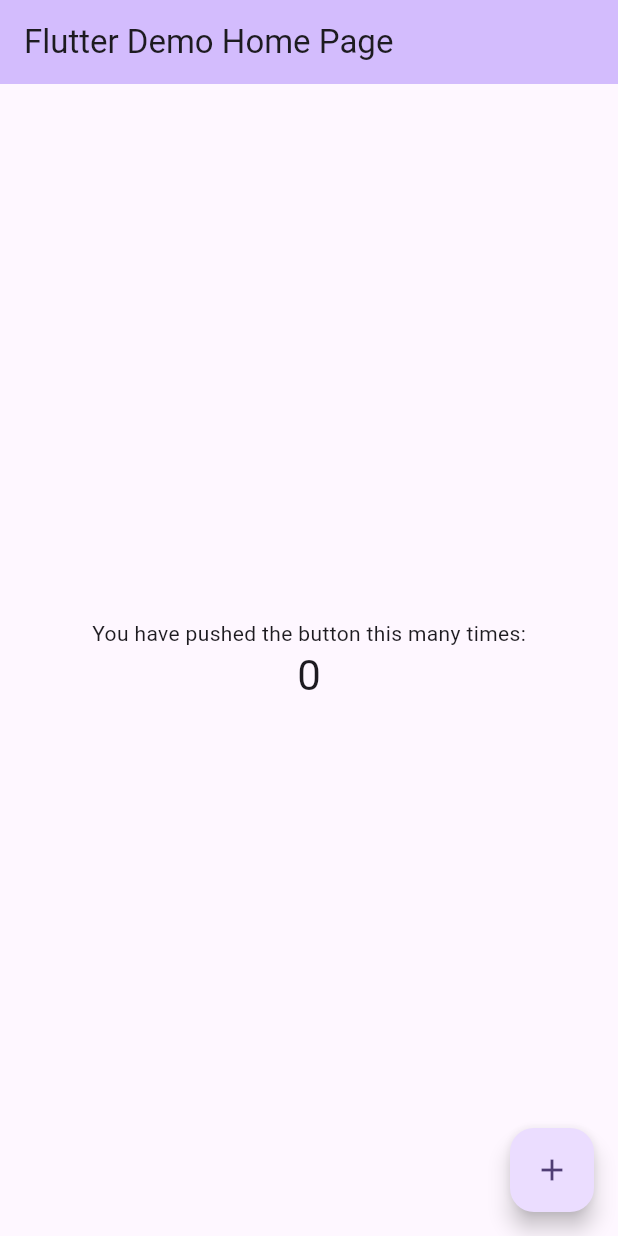
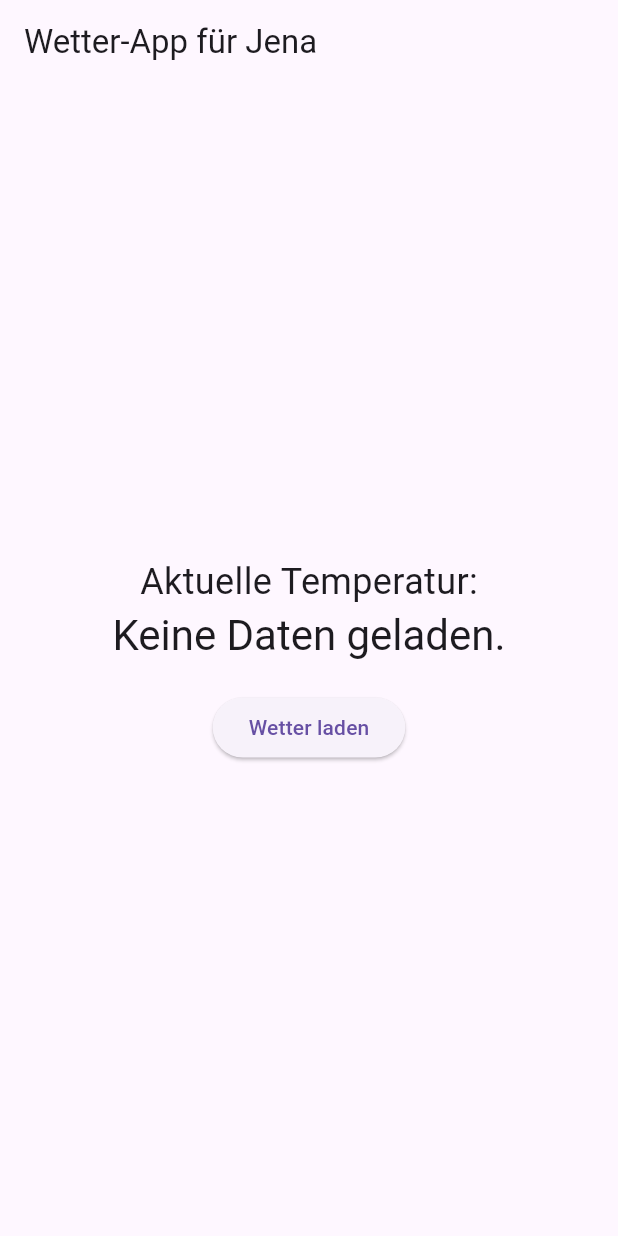
Before and after one commit to ASahinoglu/weather_app, a Flutter app: the screen it shows after launch, on a phone screen of 412 x 824 dp. Run offline on Flutter 3.47's test engine with Material 3 defaults, Android fonts, the phone set to English and light mode, and no system bars.

Commit message:
UI built with placeholder text and button

```diff
--- a/lib/main.dart
+++ b/lib/main.dart
@@ -7,116 +7,51 @@ void main() {
 class MyApp extends StatelessWidget {
   const MyApp({super.key});
 
-  // This widget is the root of your application.
   @override
   Widget build(BuildContext context) {
     return MaterialApp(
-      title: 'Flutter Demo',
-      theme: ThemeData(
-        // This is the theme of your application.
-        //
-        // TRY THIS: Try running your application with "flutter run". You'll see
-        // the application has a purple toolbar. Then, without quitting the app,
-        // try changing the seedColor in the colorScheme below to Colors.green
-        // and then invoke "hot reload" (save your changes or press the "hot
-        // reload" button in a Flutter-supported IDE, or press "r" if you used
-        // the command line to start the app).
-        //
-        // Notice that the counter didn't reset back to zero; the application
-        // state is not lost during the reload. To reset the state, use hot
-        // restart instead.
-        //
-        // This works for code too, not just values: Most code changes can be
-        // tested with just a hot reload.
-        colorScheme: ColorScheme.fromSeed(seedColor: Colors.deepPurple),
-      ),
-      home: const MyHomePage(title: 'Flutter Demo Home Page'),
+      title: 'Wetter-App',
+      theme: ThemeData(primarySwatch: Colors.blue),
+      home: const WeatherHomePage(),
     );
   }
 }
 
-class MyHomePage extends StatefulWidget {
-  const MyHomePage({super.key, required this.title});
-
-  // This widget is the home page of your application. It is stateful, meaning
-  // that it has a State object (defined below) that contains fields that affect
-  // how it looks.
-
-  // This class is the configuration for the state. It holds the values (in this
-  // case the title) provided by the parent (in this case the App widget) and
-  // used by the build method of the State. Fields in a Widget subclass are
-  // always marked "final".
-
-  final String title;
+class WeatherHomePage extends StatefulWidget {
+  const WeatherHomePage({super.key});
 
   @override
-  State<MyHomePage> createState() => _MyHomePageState();
+  State<WeatherHomePage> createState() => _WeatherHomePageState();
 }
 
-class _MyHomePageState extends State<MyHomePage> {
-  int _counter = 0;
-
-  void _incrementCounter() {
-    setState(() {
-      // This call to setState tells the Flutter framework that something has
-      // changed in this State, which causes it to rerun the build method below
-      // so that the display can reflect the updated values. If we changed
-      // _counter without calling setState(), then the build method would not be
-      // called again, and so nothing would appear to happen.
-      _counter++;
-    });
-  }
+class _WeatherHomePageState extends State<WeatherHomePage> {
+  // Platzhalter für die Wetterdaten. Später wird hier der Wert von der API gespeichert.
+  String _weatherData = "Keine Daten geladen.";
 
   @override
   Widget build(BuildContext context) {
-    // This method is rerun every time setState is called, for instance as done
-    // by the _incrementCounter method above.
-    //
-    // The Flutter framework has been optimized to make rerunning build methods
-    // fast, so that you can just rebuild anything that needs updating rather
-    // than having to individually change instances of widgets.
     return Scaffold(
-      appBar: AppBar(
-        // TRY THIS: Try changing the color here to a specific color (to
-        // Colors.amber, perhaps?) and trigger a hot reload to see the AppBar
-        // change color while the other colors stay the same.
-        backgroundColor: Theme.of(context).colorScheme.inversePrimary,
-        // Here we take the value from the MyHomePage object that was created by
-        // the App.build method, and use it to set our appbar title.
-        title: Text(widget.title),
-      ),
+      appBar: AppBar(title: const Text('Wetter-App für Jena')),
       body: Center(
-        // Center is a layout widget. It takes a single child and positions it
-        // in the middle of the parent.
         child: Column(
-          // Column is also a layout widget. It takes a list of children and
-          // arranges them vertically. By default, it sizes itself to fit its
-          // children horizontally, and tries to be as tall as its parent.
-          //
-          // Column has various properties to control how it sizes itself and
-          // how it positions its children. Here we use mainAxisAlignment to
-          // center the children vertically; the main axis here is the vertical
-          // axis because Columns are vertical (the cross axis would be
-          // horizontal).
-          //
-          // TRY THIS: Invoke "debug painting" (choose the "Toggle Debug Paint"
-          // action in the IDE, or press "p" in the console), to see the
-          // wireframe for each widget.
           mainAxisAlignment: MainAxisAlignment.center,
           children: <Widget>[
-            const Text('You have pushed the button this many times:'),
+            const Text('Aktuelle Temperatur:', style: TextStyle(fontSize: 24)),
             Text(
-              '$_counter',
+              _weatherData,
               style: Theme.of(context).textTheme.headlineMedium,
+            ),
+            const SizedBox(height: 20),
+            ElevatedButton(
+              onPressed: () {
+                // TODO: Hier wird später die API-Anfrage eingebaut
+                print("Button wurde gedrückt!");
+              },
+              child: const Text('Wetter laden'),
             ),
           ],
         ),
       ),
-      floatingActionButton: FloatingActionButton(
-        onPressed: _incrementCounter,
-        tooltip: 'Increment',
-        child: const Icon(Icons.add),
-      ), // This trailing comma makes auto-formatting nicer for build methods.
     );
   }
 }
```
